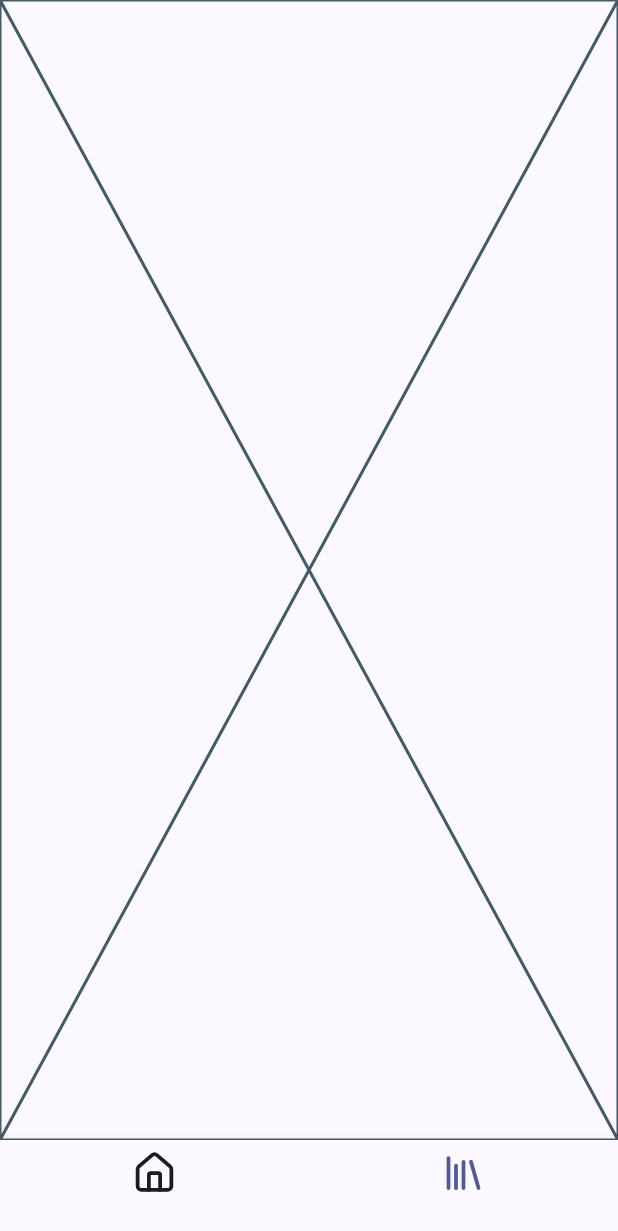
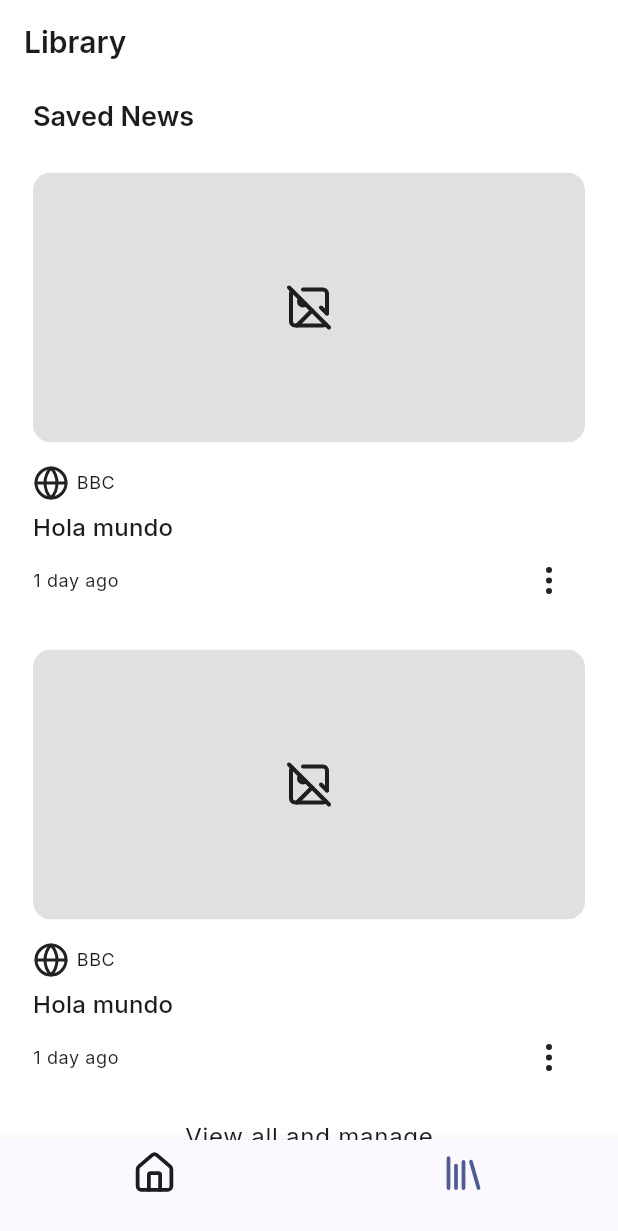
Before and after one commit to JohanD1202/Noticias-flutter, a Flutter app: the screen it shows after launch, item 2 of the bottom bar chosen, on a phone screen of 412 x 824 dp. Shown: the top 1231 px of the screen. Run offline on Flutter 3.47's test engine with Material 3 defaults, Android fonts, the phone set to English and light mode, and no system bars; our stand-ins replace dio, flutter_dotenv, flutter_riverpod, go_router, google_fonts, lucide_icons and 3 more; network calls fail.

Commit message:
Add screen sketch library

```diff
--- a/lib/presentation/screens/new/home_screen.dart
+++ b/lib/presentation/screens/new/home_screen.dart
@@ -23,6 +23,7 @@ class HomeScreen extends ConsumerWidget {
     final styleIcon = Theme.of(context).iconTheme.color;
 
     return Scaffold(
+      backgroundColor: Colors.white,
       appBar: AppBar(
         title: const Text("Recent News"),
         titleTextStyle: styleTitle,
--- a/lib/presentation/screens/new/library_screen.dart
+++ b/lib/presentation/screens/new/library_screen.dart
@@ -1,4 +1,7 @@
 import 'package:flutter/material.dart';
+import 'package:noticias/domain/domain.dart';
+import '/presentation/widgets/widgets.dart';
+
 
 class LibraryScreen extends StatelessWidget {
   static const name = "library-screen";
@@ -7,6 +10,66 @@ class LibraryScreen extends StatelessWidget {
 
   @override
   Widget build(BuildContext context) {
-    return const Placeholder();
+
+    final styleTitle = Theme.of(context).textTheme.titleLarge?.copyWith(
+      fontWeight: FontWeight.w600,
+      fontSize: 20
+    );
+
+    return Scaffold(
+      backgroundColor: Colors.white,
+      appBar: AppBar(
+        title: Text("Library", style: styleTitle),
+      ),
+      body: const _LibraryView(),
+    );
   }
 }
+
+class _LibraryView extends StatelessWidget {
+  const _LibraryView();
+
+  @override
+  Widget build(BuildContext context) {
+
+    final styleTitle = Theme.of(context).textTheme.titleLarge?.copyWith(
+      fontWeight: FontWeight.w600,
+      fontSize: 18
+    );
+    return SingleChildScrollView(
+      child: Padding(
+        padding: const EdgeInsets.symmetric(vertical: 10),
+        child: Column(
+          crossAxisAlignment: CrossAxisAlignment.start,
+          children: [
+            Padding(
+              padding: const EdgeInsets.only(left: 22),
+              child: Text("Saved News", style: styleTitle),
+            ),
+            const SizedBox(height: 10),
+            ArticleWidget(article: Article(id: '', title: 'Hola mundo', author: 'author', description: 'new description', content: '', url: '123', urlToImage: '', publishedAt: DateTime(2026, 1, 5, 10, 30), source: Source(id: '', name: 'BBC'))),
+            ArticleWidget(article: Article(id: '', title: 'Hola mundo', author: 'author', description: 'new description', content: '', url: '321', urlToImage: '', publishedAt: DateTime(2026, 1, 5, 10, 30), source: Source(id: '', name: 'BBC'))),
+            const _ManageSavedNews()
+          ],
+        ),
+      ),
+    );
+  }
+}
+
+class _ManageSavedNews extends StatelessWidget {
+  const _ManageSavedNews();
+
+  @override
+  Widget build(BuildContext context) {
+
+    final styleText = Theme.of(context).textTheme.bodyLarge;
+
+    return Padding(
+      padding: const EdgeInsets.symmetric(vertical: 10),
+      child: Center(
+        child: Text("View all and manage", style: styleText)
+      )
+    );
+  }
+}
```
